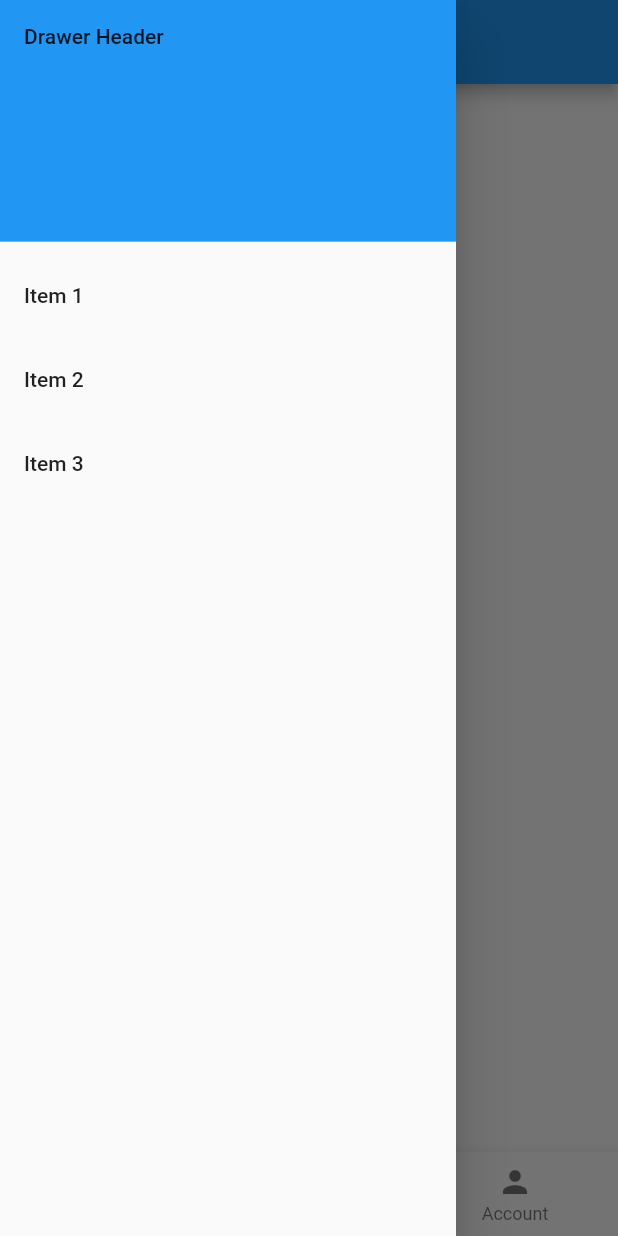
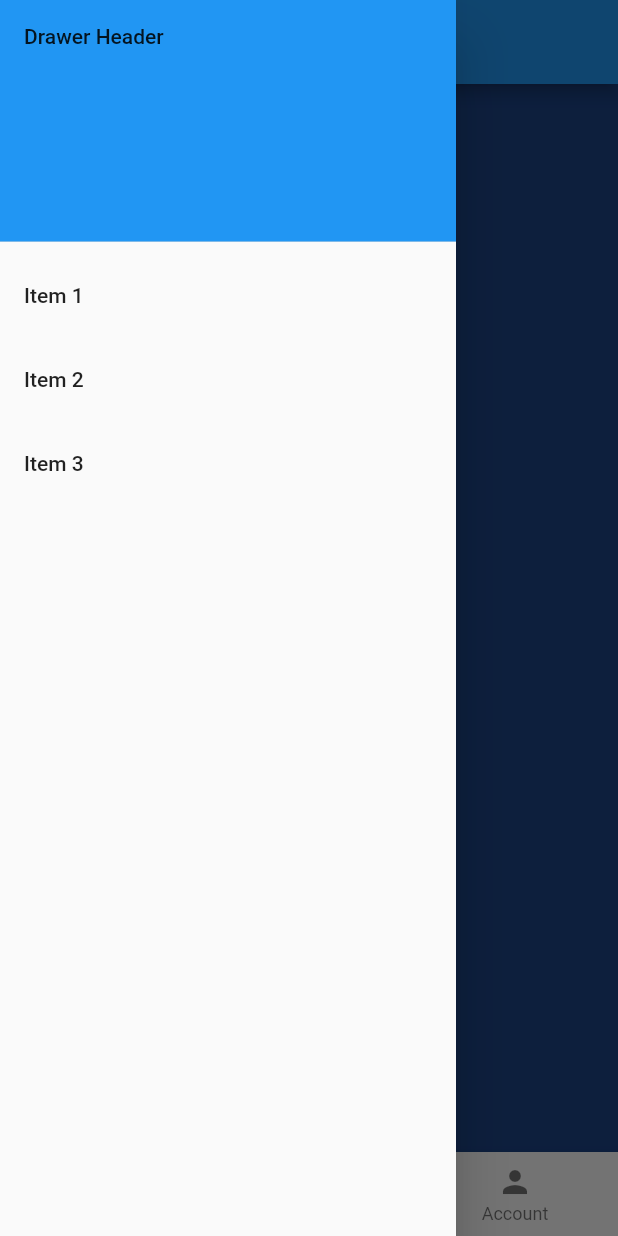
Before and after one commit to Phatfisher/my_app, a Flutter app: the screen it shows after launch, item 2 of the bottom bar chosen, with the side drawer open, on a phone screen of 412 x 824 dp. Run offline on Flutter 3.47's test engine with Material 2 defaults, Android fonts, the phone set to English and light mode, and no system bars; our stand-ins replace getwidget.

Commit message:
Adding in list builder and messing around with list builder to get better sense of what it's doing.

```diff
--- a/lib/main.dart
+++ b/lib/main.dart
@@ -1,7 +1,6 @@
 import 'package:flutter/material.dart';
 import 'package:getwidget/getwidget.dart';
 import 'package:my_app/pages/aboutScreen.dart';
-
 import 'pages/homeScreen.dart';
 
 void main() {
--- a/lib/pages/aboutScreen.dart
+++ b/lib/pages/aboutScreen.dart
@@ -1,5 +1,5 @@
 import 'package:flutter/material.dart';
-import 'package:getwidget/getwidget.dart';
+import 'dart:math' as math;
 
 class AboutScreen extends StatelessWidget {
   const AboutScreen({Key? key, required this.title}) : super(key: key);
@@ -7,18 +7,19 @@ class AboutScreen extends StatelessWidget {
 
   @override
   Widget build(BuildContext context) {
-    return Container(
-      // appBar: AppBar(
-      //   title: const Text("About Screen"),
-      // ),
-      child: const Center(
-          // child: ElevatedButton(
-          //   onPressed: () {
-          //     Navigator.pop(context);
-          //   },
-          //   child: const Text('Go back!'),
-          // ),
-          ),
+    List<Color> items = List<Color>.generate(
+        50,
+        (index) => Color((math.Random().nextDouble() * 0xFFFFFF).toInt())
+            .withOpacity(1.0));
+
+    return ListView.builder(
+      itemCount: 50,
+      itemBuilder: (_, index) {
+        return Container(
+          color: items[index],
+          height: 500,
+        );
+      },
     );
   }
 }
```
